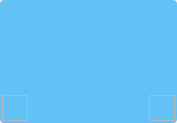
huizhang556/pc-video-player, file VideoPlayer/creator/mywork/MediaGroup.ui: the form before one commit.
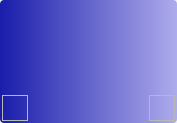
The form after the commit. Icons and pictures are not drawn.

```diff
--- a/VideoPlayer/creator/mywork/MediaGroup.ui
+++ b/VideoPlayer/creator/mywork/MediaGroup.ui
@@ -35,7 +35,7 @@
       <string notr="true">#frame_mask
 {
 border-radius: 4px;
-background-color: #62c2f5;
+background-color:qlineargradient(spread:pad,x1:0,y1:0,x2:1,y2:0,stop:0 #191daa, stop:1  #aeabec);
 }
 
 #frame_mask:hover
@@ -423,7 +423,7 @@
                   <string notr="true">QPushButton
 {
 border: none;
-color: #f52365;
+color: #44aed3;
 font: 400 13px &quot;微软雅黑&quot;;
 background-color: transparent;
 }
```
